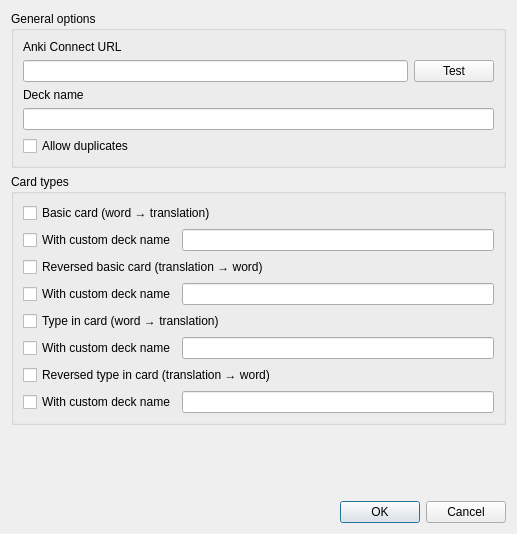
Old version of the form plugins/anki/settingsdialog.ui in the repository qstardict/qstardict.
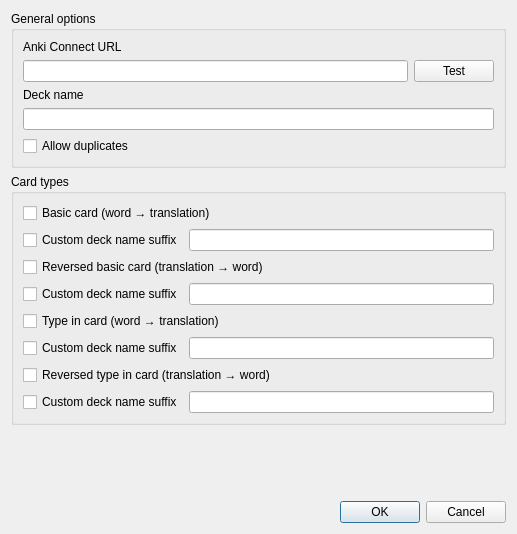
New version of the form.

Commit message: Finalize support for multiple types of cards in Anki

The edit to the form file:
```diff
--- a/plugins/anki/settingsdialog.ui
+++ b/plugins/anki/settingsdialog.ui
@@ -109,7 +109,7 @@
          <item>
           <widget class="QCheckBox" name="basicCardDeckNameBox">
            <property name="text">
-            <string>With custom deck name</string>
+            <string>Custom deck name suffix</string>
            </property>
           </widget>
          </item>
@@ -151,7 +151,7 @@
          <item>
           <widget class="QCheckBox" name="reversedBasicCardDeckNameBox">
            <property name="text">
-            <string>With custom deck name</string>
+            <string>Custom deck name suffix</string>
            </property>
           </widget>
          </item>
@@ -193,7 +193,7 @@
          <item>
           <widget class="QCheckBox" name="typeInCardDeckNameBox">
            <property name="text">
-            <string>With custom deck name</string>
+            <string>Custom deck name suffix</string>
            </property>
           </widget>
          </item>
@@ -232,7 +232,7 @@
          <item>
           <widget class="QCheckBox" name="reversedTypeInCardDeckNameBox">
            <property name="text">
-            <string>With custom deck name</string>
+            <string>Custom deck name suffix</string>
            </property>
           </widget>
          </item>
```
The commit also changes 2 other files.
